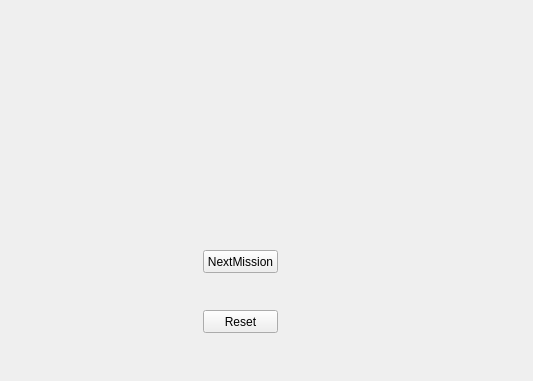
Old version of the form horse/mainwindow.ui in the repository Fryguest/rest_awhile; both pictures show x 267 to 800 and y 0 to 381 of the 800 by 600 pixel window.
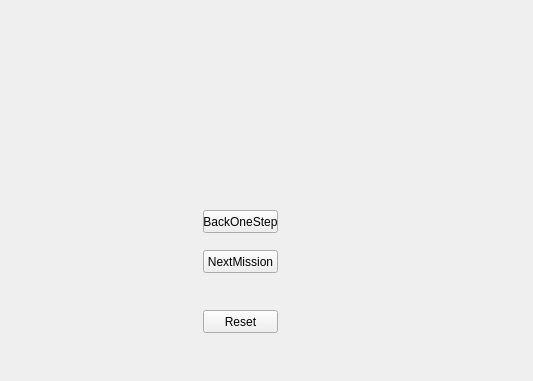
New version of the form.

Commit message: add back one step

Diff of the .ui file:
```diff
--- a/horse/mainwindow.ui
+++ b/horse/mainwindow.ui
@@ -43,6 +43,19 @@
      <string>NextMission</string>
     </property>
    </widget>
+   <widget class="QPushButton" name="backOneStepButton">
+    <property name="geometry">
+     <rect>
+      <x>470</x>
+      <y>210</y>
+      <width>75</width>
+      <height>23</height>
+     </rect>
+    </property>
+    <property name="text">
+     <string>BackOneStep</string>
+    </property>
+   </widget>
   </widget>
   <widget class="QMenuBar" name="menubar">
    <property name="geometry">
```
The commit also changes 3 other files.
